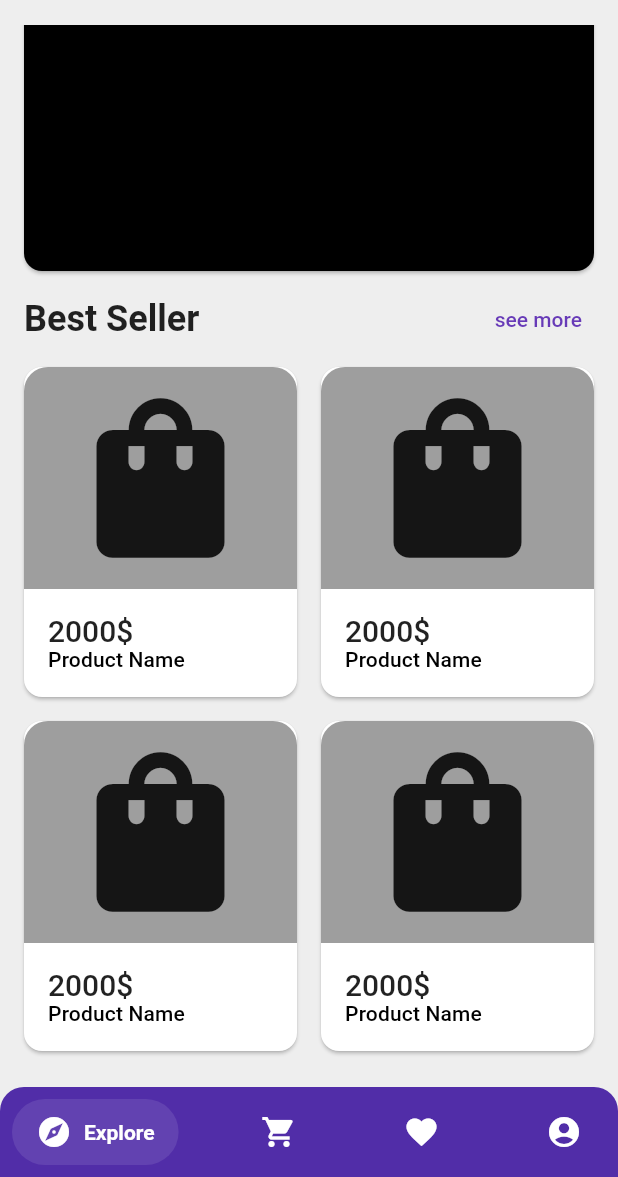
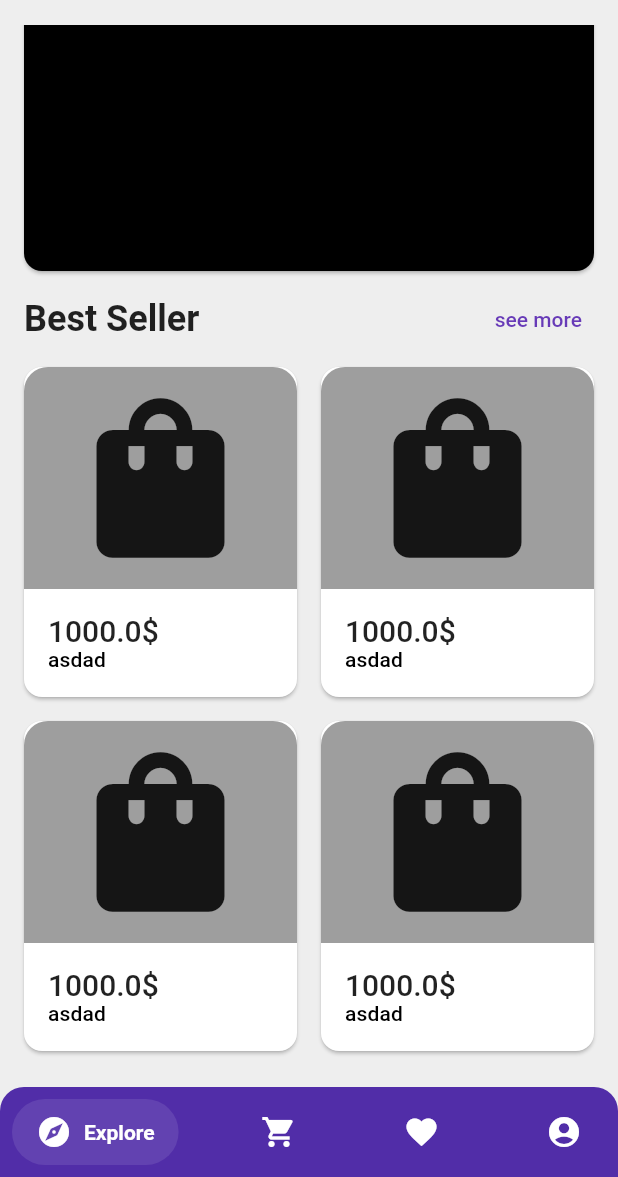
Before and after one commit to Shadiul/shopio, a Flutter app: the HomeView screen opened by its route, scrolled down 340 dp, on a phone screen of 412 x 824 dp, the part 59-1236 px from its top. Run offline on Flutter 3.47's test engine with Material 2 defaults, Android fonts, the light colour scheme and no system bars; drawn by our look-alikes of salomon_bottom_bar; our stand-ins replace cloud_firestore, firebase_auth, firebase_core, get, logger; accounts and stored records are empty; statements that could not run were skipped.

Commit message:
🚀 Add product linting by category

```diff
--- a/client/assets/json/fake_categories.json
+++ b/client/assets/json/fake_categories.json
@@ -2,32 +2,38 @@
   "data": [
     {
       "id": "0",
-      "name": "Clothings",
+      "category": "clothings",
+      "label": "Clothings",
       "icon": "category_clothing"
     },
     {
       "id": "1",
-      "name": "Grocery",
+      "category": "grocery",
+      "label": "Grocery",
       "icon": "category_grocery"
     },
     {
       "id": "2",
-      "name": "Electronic Devices",
+      "category": "electronic_devices",
+      "label": "Electronic Devices",
       "icon": "category_electronic_devices"
     },
     {
       "id": "3",
-      "name": "Electronic Accessories",
+      "category": "electronic_accessories",
+      "label": "Electronic Accessories",
       "icon": "category_electronic_accessories"
     },
     {
       "id": "4",
-      "name": "Health",
+      "category": "health",
+      "label": "Health",
       "icon": "category_health"
     },
     {
       "id": "5",
-      "name": "Beauty",
+      "category": "beauty",
+      "label": "Beauty",
       "icon": "category_beauty"
     }
   ]
--- a/client/lib/app/data/services/services.dart
+++ b/client/lib/app/data/services/services.dart
@@ -6,8 +6,10 @@ import 'package:get/get.dart';
 
 import '../../utils/log_colored.dart';
 import 'auth_service.dart';
+import 'firestore_service.dart';
 
 export 'auth_service.dart';
+export 'firestore_service.dart';
 
 Future<void> initServices() async {
   logColored('📦 Starting services', color: LogColor.white);
@@ -18,5 +20,8 @@ Future<void> initServices() async {
   await Get.putAsync(
     () => AuthService(_firebaseAuth, _firebaseFirestore).init(),
   );
+  await Get.putAsync(
+    () => FirestoreService(_firebaseFirestore).init(),
+  );
   logColored('✔️ All Service Started', color: LogColor.white);
 }
--- a/client/lib/app/modules/explore/widgets/best_seller_mini.dart
+++ b/client/lib/app/modules/explore/widgets/best_seller_mini.dart
@@ -1,6 +1,8 @@
 import 'package:flutter/material.dart';
 import 'package:get/get.dart';
 
+import '../../../data/models/models.dart';
+import '../../../widgets/product_card_widget.dart';
 import '../explore_controller.dart';
 
 class BestSellerMiniWidget extends GetWidget<ExploreController> {
@@ -51,44 +53,16 @@ class BestSellerMiniWidget extends GetWidget<ExploreController> {
               mainAxisExtent: 220,
             ),
             itemCount: 4,
-            itemBuilder: (context, index) => Card(
-              child: Column(
-                crossAxisAlignment: CrossAxisAlignment.stretch,
-                children: [
-                  Container(
-                    height: 148.0,
-                    decoration: const BoxDecoration(
-                      color: Colors.grey,
-                      borderRadius: BorderRadius.vertical(
-                        top: Radius.circular(16.0),
-                      ),
-                    ),
-                    child: const Icon(
-                      Icons.shopping_bag,
-                      size: 128,
-                    ),
-                  ),
-                  Expanded(
-                    child: Padding(
-                      padding: const EdgeInsets.all(16.0),
-                      child: Column(
-                        crossAxisAlignment: CrossAxisAlignment.stretch,
-                        children: [
-                          Text(
-                            '2000\$',
-                            style: _textTheme.headline6,
-                          ),
-                          Expanded(
-                            child: Text(
-                              'Product Name',
-                              style: _textTheme.subtitle2,
-                            ),
-                          ),
-                        ],
-                      ),
-                    ),
-                  )
-                ],
+            itemBuilder: (context, index) => ProductCardWidget(
+              product: ProductModel(
+                id: '1',
+                description: 'asdasd',
+                discount: 10,
+                name: 'asdad',
+                price: 1000.0,
+                stockQuantity: 50,
+                unit: 'pcs',
+                categoryId: '1',
               ),
             ),
           ),
--- a/client/lib/app/modules/explore/widgets/category_mini.dart
+++ b/client/lib/app/modules/explore/widgets/category_mini.dart
@@ -56,7 +56,8 @@ class CategoryMiniWidget extends GetWidget<ExploreController> {
                         child: Column(
                           children: [
                             MaterialButton(
-                              onPressed: () {},
+                              onPressed: () async =>
+                                  controller.onTapCategory(category),
                               shape: const CircleBorder(),
                               color: _themeData.colorScheme.primary,
                               materialTapTargetSize:
--- /dev/null
+++ b/client/lib/app/modules/product_list/product_list_binding.dart
@@ -0,0 +1,10 @@
+import 'package:get/get.dart';
+
+import 'product_list_controller.dart';
+
+class ProductListBinding extends Bindings {
+  @override
+  void dependencies() {
+    Get.put<ProductListController>(ProductListController());
+  }
+}
--- a/client/lib/app/routes/app_pages.dart
+++ b/client/lib/app/routes/app_pages.dart
@@ -1,4 +1,7 @@
 import 'package:get/get.dart';
+
+import 'package:client/app/modules/product_list/product_list_binding.dart';
+import 'package:client/app/modules/product_list/product_list_view.dart';
 
 import '../modules/account/account_binding.dart';
 import '../modules/account/account_view.dart';
@@ -53,5 +56,10 @@ class AppPages {
       page: () => AccountView(),
       binding: AccountBinding(),
     ),
+    GetPage(
+      name: _Paths.PRODUCT_LIST,
+      page: () => ProductListView(),
+      binding: ProductListBinding(),
+    ),
   ];
 }
--- a/client/lib/app/routes/app_routes.dart
+++ b/client/lib/app/routes/app_routes.dart
@@ -12,6 +12,7 @@ abstract class Routes {
   static const SIGN_UP = _Paths.SIGN_UP;
   static const EXPLORE = _Paths.EXPLORE;
   static const ACCOUNT = _Paths.ACCOUNT;
+  static const PRODUCT_LIST = _Paths.PRODUCT_LIST;
 }
 
 abstract class _Paths {
@@ -21,4 +22,5 @@ abstract class _Paths {
   static const SIGN_UP = '/sign-up';
   static const EXPLORE = '/explore';
   static const ACCOUNT = '/account';
+  static const PRODUCT_LIST = '/product-list';
 }
--- /dev/null
+++ b/client/lib/app/widgets/product_card_widget.dart
@@ -0,0 +1,65 @@
+import 'package:flutter/material.dart';
+
+import '../data/models/models.dart';
+
+class ProductCardWidget extends StatelessWidget {
+  final ProductModel product;
+
+  const ProductCardWidget({
+    Key? key,
+    required this.product,
+  }) : super(key: key);
+
+  @override
+  Widget build(BuildContext context) {
+    ThemeData _themeData = Theme.of(context);
+    TextTheme _textTheme = _themeData.textTheme;
+    return Card(
+      child: Column(
+        crossAxisAlignment: CrossAxisAlignment.stretch,
+        children: [
+          ClipRRect(
+            borderRadius: const BorderRadius.vertical(
+              top: Radius.circular(16.0),
+            ),
+            child: Container(
+              height: 148.0,
+              decoration: const BoxDecoration(
+                color: Colors.grey,
+              ),
+              child: product.images.isEmpty
+                  ? const Icon(
+                      Icons.shopping_bag,
+                      size: 128,
+                    )
+                  : Image.network(
+                      product.images.first,
+                      fit: BoxFit.cover,
+                    ),
+            ),
+          ),
+          Expanded(
+            child: Padding(
+              padding: const EdgeInsets.all(16.0),
+              child: Column(
+                crossAxisAlignment: CrossAxisAlignment.stretch,
+                children: [
+                  Text(
+                    '${product.price}\$',
+                    style: _textTheme.headline6,
+                  ),
+                  Expanded(
+                    child: Text(
+                      product.name,
+                      style: _textTheme.subtitle2,
+                    ),
+                  ),
+                ],
+              ),
+            ),
+          )
+        ],
+      ),
+    );
+  }
+}
```
Also changed, not shown: client/lib/app/data/models/product_model.dart (+42 -5 lines), client/lib/app/data/services/firestore_service.dart (added, +48 -0 lines), client/lib/app/modules/explore/explore_controller.dart (+44 -27 lines), client/lib/app/modules/product_list/product_list_controller.dart (added, +34 -0 lines), client/lib/app/modules/product_list/product_list_view.dart (added, +38 -0 lines).
